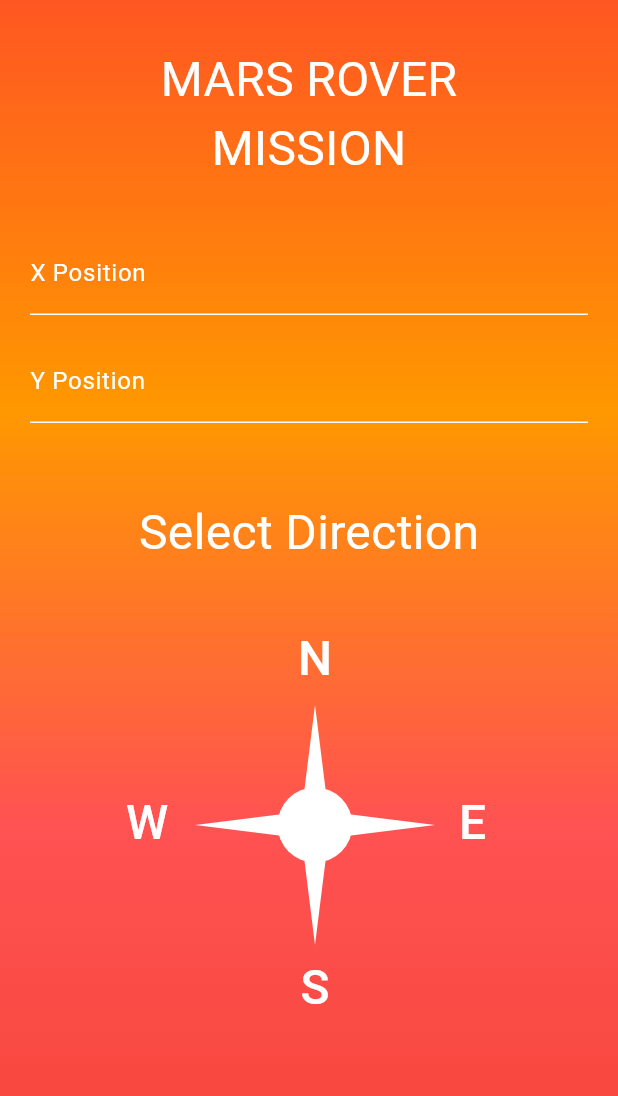
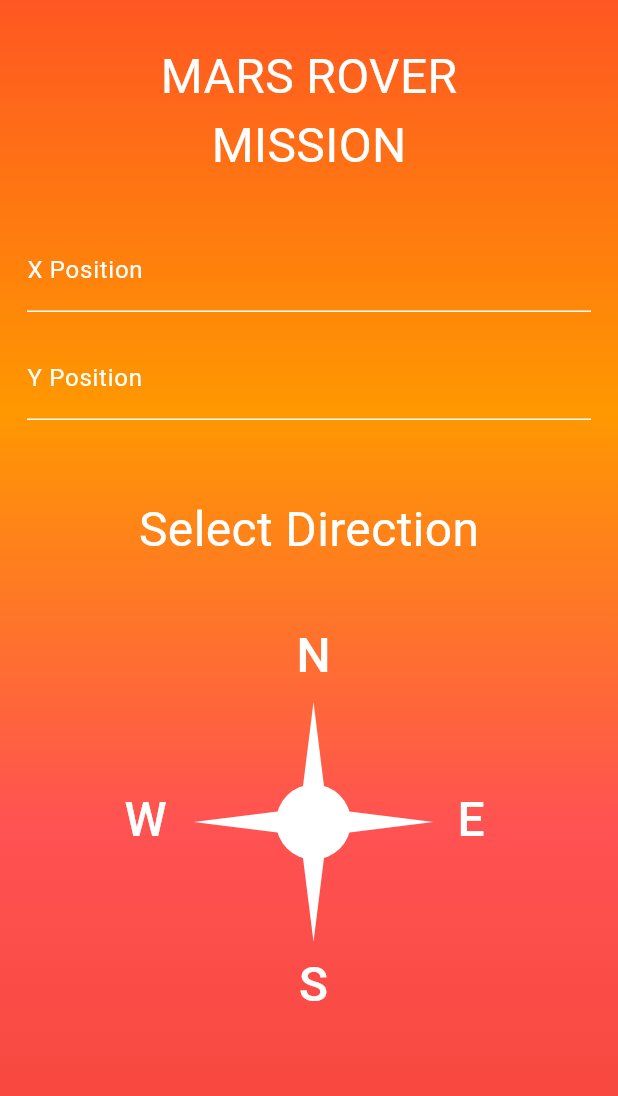
Before and after one commit to Juategi/mars_rover_mission, a Flutter app: the screen it shows after launch, on a phone screen of 412 x 824 dp. Shown: the top 1096 px of the screen. Run offline on Flutter 3.47's test engine with Material 3 defaults, Android fonts, the phone set to English and light mode, and no system bars; our stand-ins replace bloc, equatable, flutter_bloc.

Commit message:
fix padding

```diff
--- a/lib/widgets/initial_menu/direction_selector.dart
+++ b/lib/widgets/initial_menu/direction_selector.dart
@@ -11,7 +11,7 @@ class DirectionSelector extends StatelessWidget {
   @override
   Widget build(BuildContext context) {
     return SizedBox(
-      width: 280,
+      width: 282,
       child: Row(
         children: [
           TextButton(
--- a/lib/widgets/initial_menu/initial_menu.dart
+++ b/lib/widgets/initial_menu/initial_menu.dart
@@ -14,7 +14,7 @@ class InitialMenu extends StatelessWidget {
       body: Container(
         decoration: Styles.background,
         child: Padding(
-          padding: const EdgeInsets.all(20),
+          padding: const EdgeInsets.all(18),
           child: Column(
             children: [
               const SizedBox(height: 10),
```
